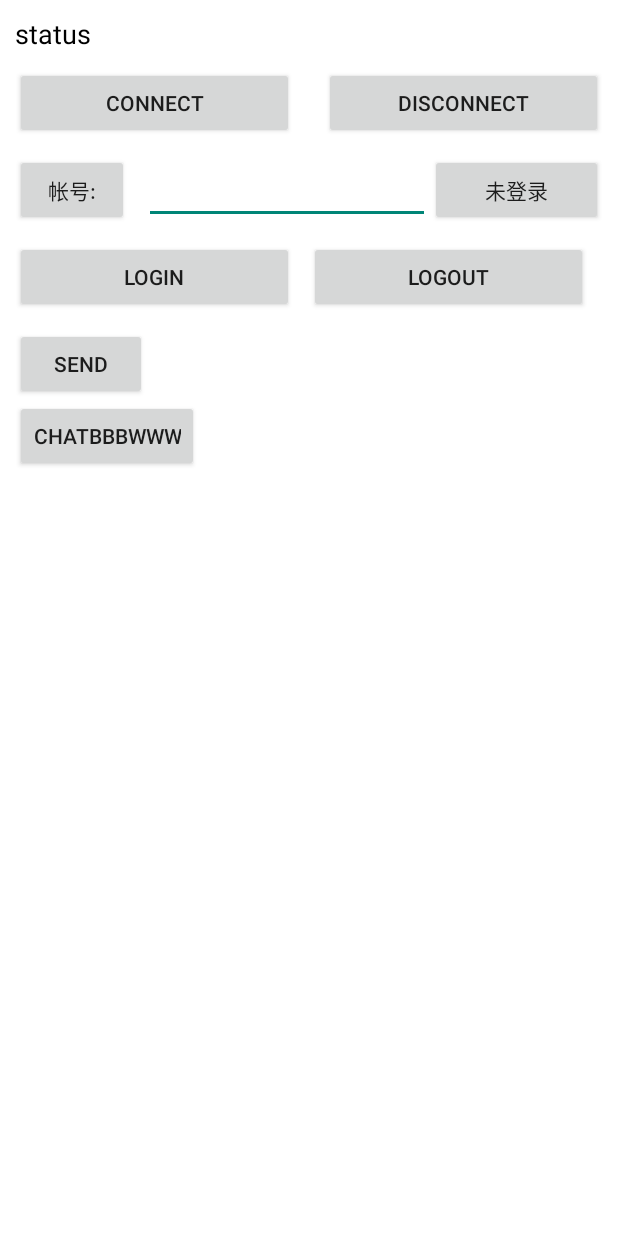
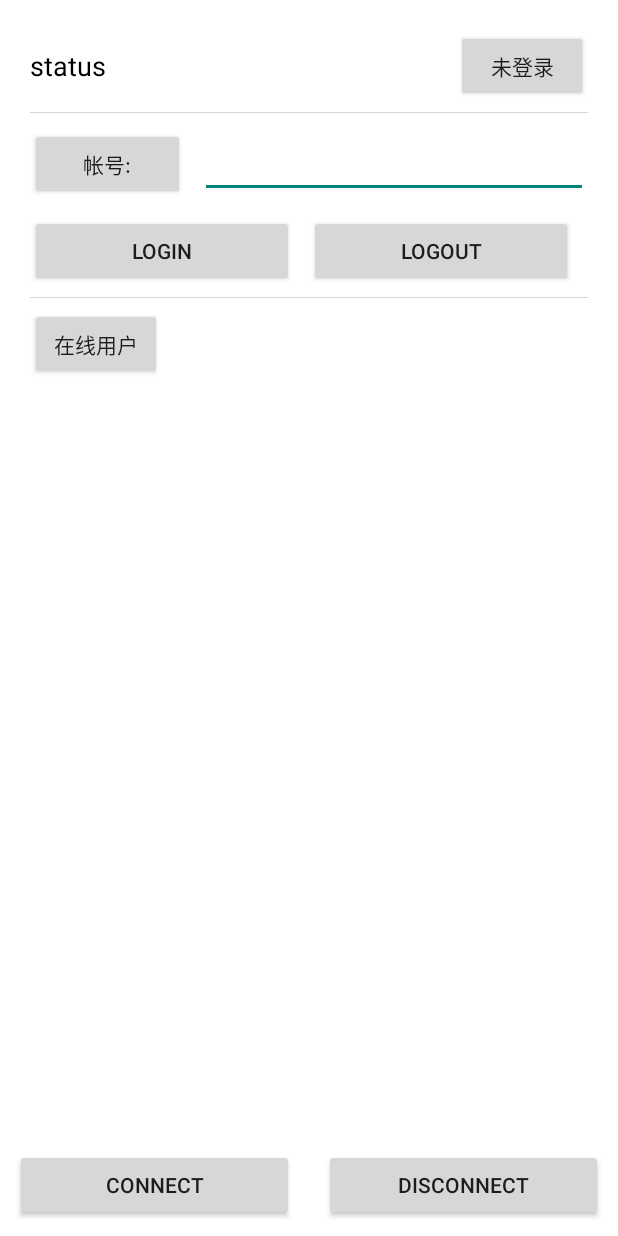
Before and after one commit to evefost/IMClient, an Android app: the layout im_test_layout.xml on its own in the app's theme, with its tools: preview values and no code run, on a phone screen of 412 x 824 dp. Run offline under Robolectric (Android 15) with nearby library versions, the phone set to English and light mode, and no system bars.

Commit message:
完完善消息连接事件处理

```diff
--- a/app/src/main/AndroidManifest.xml
+++ b/app/src/main/AndroidManifest.xml
@@ -31,6 +31,7 @@
             </intent-filter>
         </activity>
         <activity android:name="com.example.xie.ChatActivity" />
+        <activity android:name="com.example.xie.OnLineUsersListActivity"/>
 
     </application>
 
--- a/app/src/main/java/com/im/sdk/core/ClientHandler.java
+++ b/app/src/main/java/com/im/sdk/core/ClientHandler.java
@@ -59,7 +59,7 @@ public class ClientHandler extends ChannelHandlerAdapter {
         cause.printStackTrace();
         ctx.close();
         if (mListener != null) {
-            mListener.onDisconnected();
+            mListener.onDisconnected(true);
         }
     }
 
@@ -67,7 +67,7 @@ public class ClientHandler extends ChannelHandlerAdapter {
         Log.i("EchoClientHandler", "channelInactive 服务器断开");
         ctx.close();
         if (mListener != null) {
-            mListener.onDisconnected();
+            mListener.onDisconnected(false);
         }
     }
 
@@ -101,7 +101,7 @@ public class ClientHandler extends ChannelHandlerAdapter {
 
         public void onConnected();
 
-        public void onDisconnected();
+        public void onDisconnected(boolean isException);
 
     }
 
--- a/app/src/main/java/com/im/sdk/core/MessageHandler.java
+++ b/app/src/main/java/com/im/sdk/core/MessageHandler.java
@@ -172,12 +172,13 @@ public class MessageHandler {
                     listener.onReceiveMessage(data);
                 } else {
                     Log.i(TAG, "登录结果 LoginSuccess["+data.getLoginSuccess());
-                    HeartBeatManager.instance().startHeartBeat();
                     //移除发送消息
                     Message.Data.Builder pop = pop(data.getCreateTime());
+                    if(pop != null){
                         pop.setLoginSuccess(data.getLoginSuccess());
                         pop.setContent(data.getContent());
                         IMClient.instance().onSendSucceed(pop);
+                    }
                 }
                 break;
             case Cmd.OTHER_LOGGIN_VALUE:
@@ -196,10 +197,12 @@ public class MessageHandler {
             case Message.Data.Cmd.CHAT_MSG_ECHO_VALUE:
                 Log.i(TAG, "消息回应,发送成功   time["+data.getCreateTime());
                 Message.Data.Builder pop = pop(data.getCreateTime());
+                if(pop != null){
                     Log.i(TAG, "createTime:" + data.getCreateTime() + "==pop:" + pop.getContent());
                     pop.setCmd(Cmd.CHAT_MSG_ECHO_VALUE);
                     //移除发送消息
                     IMClient.instance().onSendSucceed(pop);
+                }
                 break;
         }
     }
--- a/app/src/main/res/layout/header.xml
+++ b/app/src/main/res/layout/header.xml
@@ -30,6 +30,8 @@
             android:layout_height="match_parent"
             android:layout_toLeftOf="@+id/fl_right"
             android:textSize="48px"
+            android:singleLine="true"
+            android:ellipsize="end"
             android:layout_toRightOf="@+id/rl_left"
             android:gravity="center" />
 
--- a/app/src/main/res/layout/im_test_layout.xml
+++ b/app/src/main/res/layout/im_test_layout.xml
@@ -1,10 +1,21 @@
 <?xml version="1.0" encoding="UTF-8"?>
-<LinearLayout xmlns:android="http://schemas.android.com/apk/res/android"
+<RelativeLayout xmlns:android="http://schemas.android.com/apk/res/android"
     android:layout_width="fill_parent"
     android:layout_height="fill_parent"
     android:background="#ffffff"
     android:orientation="vertical"
     android:padding="10dp">
+
+    <LinearLayout
+        android:layout_width="fill_parent"
+        android:layout_height="fill_parent"
+        android:background="#ffffff"
+        android:orientation="vertical"
+        android:padding="10dp">
+
+        <RelativeLayout
+            android:layout_width="fill_parent"
+            android:layout_height="wrap_content">
 
             <TextView
                 android:id="@+id/tv_status"
@@ -15,29 +26,23 @@
                 android:textColor="#000000"
                 android:textSize="18sp" />
 
-    <LinearLayout
+            <Button
+                android:id="@+id/login_status"
+                android:layout_width="wrap_content"
+                android:layout_height="wrap_content"
+                android:layout_alignParentRight="true"
+                android:layout_centerInParent="true"
+
+                android:singleLine="true"
+                android:text="未登录" />
+        </RelativeLayout>
+
+        <View
             android:layout_width="match_parent"
-        android:layout_height="wrap_content"
-        android:layout_marginTop="10dp"
-        android:orientation="horizontal">
+            android:layout_height="1px"
+            android:layout_marginTop="10px"
+            android:background="@color/black" />
 
-        <Button
-            android:id="@+id/btn_connect"
-            android:layout_width="0dp"
-            android:layout_height="wrap_content"
-            android:layout_marginRight="10dp"
-            android:layout_weight="1"
-            android:text="connect" />
-
-        <Button
-            android:id="@+id/btn_disconnect"
-            android:layout_width="0dp"
-            android:layout_height="wrap_content"
-            android:layout_marginLeft="10dp"
-            android:layout_weight="1"
-            android:text="disconnect" />
-
-    </LinearLayout>
 
         <LinearLayout
             android:layout_width="match_parent"
@@ -58,22 +63,13 @@
                 android:layout_height="45.0dip"
                 android:layout_alignParentTop="true"
                 android:layout_weight="5"
-            android:digits="._@0123456789abcdefghijklmnopqrstuvwxyzABCDEFGHIJKLIMNOPQRSTUVWXYZ"
-            android:maxLength="16"
                 android:maxLines="1"
                 android:singleLine="true"
                 android:textColor="@color/black"
                 android:textSize="16sp" />
 
-        <Button
-            android:id="@+id/login_status"
-            android:layout_width="0dp"
-            android:layout_height="wrap_content"
-            android:layout_weight="3"
-            android:singleLine="true"
-            android:text="未登录" />
+
         </LinearLayout>
-
 
         <LinearLayout
             android:id="@+id/scrollAreaLayout"
@@ -101,29 +97,42 @@
 
         </LinearLayout>
 
-    <RelativeLayout
+        <View
+            android:layout_width="match_parent"
+            android:layout_height="1px"
+            android:layout_marginTop="10px"
+            android:background="@color/black" />
+        <Button
+            android:layout_marginTop="10px"
+            android:id="@+id/btn_onlin_users"
             android:layout_width="wrap_content"
-        android:layout_height="wrap_content">
+            android:layout_height="wrap_content"
+            android:text="在线用户" />
+    </LinearLayout>
+
+    <LinearLayout
+        android:layout_width="match_parent"
+        android:layout_height="wrap_content"
+        android:layout_alignParentBottom="true"
+        android:layout_marginTop="10dp"
+        android:orientation="horizontal">
 
         <Button
-            android:id="@+id/bt_send_message"
-            android:layout_width="wrap_content"
+            android:id="@+id/btn_connect"
+            android:layout_width="0dp"
             android:layout_height="wrap_content"
-            android:layout_marginTop="10dp"
-            android:text="send" />
-
-        <ProgressBar
-            android:id="@+id/prgs_send"
-            style="?android:attr/progressBarStyleSmall"
-            android:layout_width="15dp"
-            android:layout_height="15dp"
-            android:layout_centerInParent="true" />
-    </RelativeLayout>
+            android:layout_marginRight="10dp"
+            android:layout_weight="1"
+            android:text="connect" />
 
         <Button
-        android:id="@+id/btn_chat"
-        android:layout_width="wrap_content"
+            android:id="@+id/btn_disconnect"
+            android:layout_width="0dp"
             android:layout_height="wrap_content"
-        android:text="chatbbbwww" />
+            android:layout_marginLeft="10dp"
+            android:layout_weight="1"
+            android:text="disconnect" />
 
     </LinearLayout>
+
+</RelativeLayout>
```
Also changed, not shown: app/src/main/java/com/example/xie/ChatActivity.java (+27 -8 lines), app/src/main/java/com/example/xie/ClientApplication.java (+13 -1 lines), app/src/main/java/com/example/xie/IMTestActivity.java (+16 -27 lines), app/src/main/java/com/example/xie/OnLineUsersListActivity.java (added, +107 -0 lines), app/src/main/java/com/im/sdk/core/IMClient.java (+42 -18 lines), app/src/main/res/layout/chat_layout.xml (+9 -0 lines), app/src/main/res/layout/online_user_list_layout.xml (added, +14 -0 lines), app/src/main/res/layout/user_item.xml (added, +30 -0 lines). Lines whose indentation alone changed are shown as unchanged.
